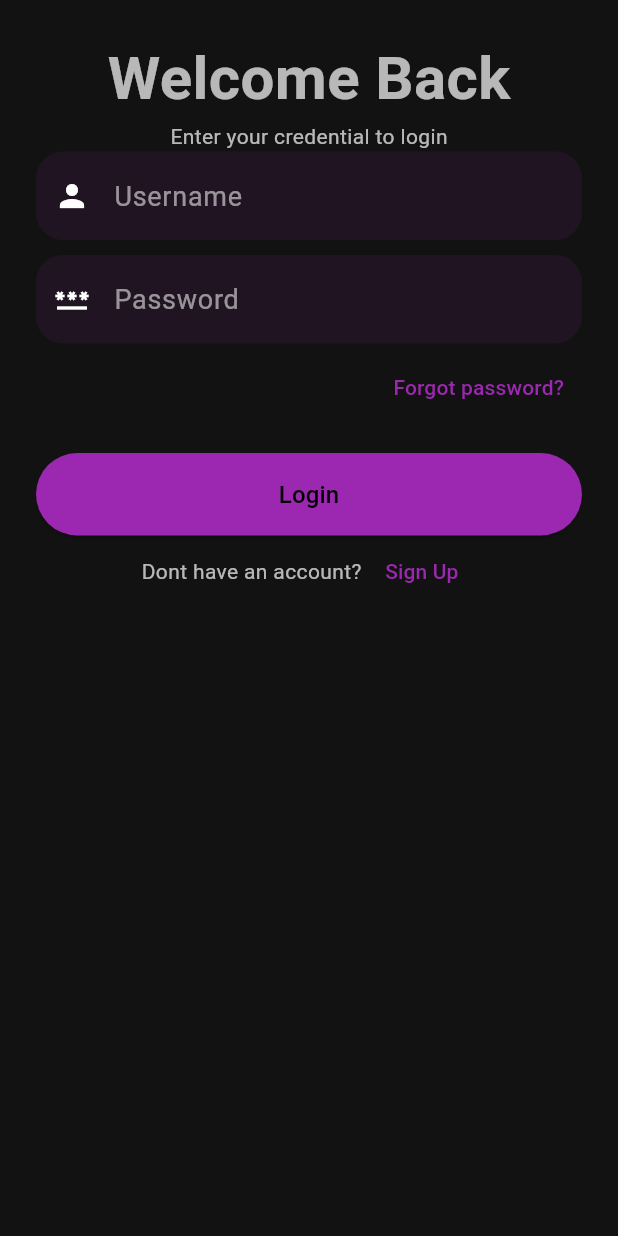
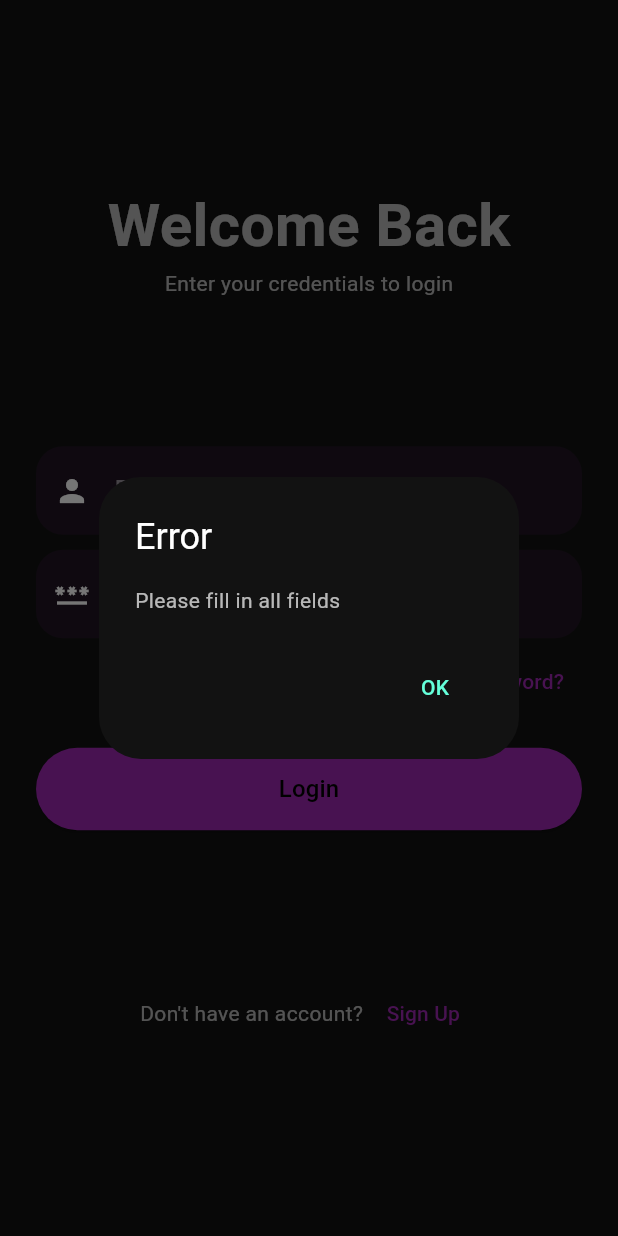
Before and after one commit to aashray374/upasthiti, a Flutter app: the LoginPage screen opened directly, after a tap on "Login", on a phone screen of 412 x 824 dp. Run offline on Flutter 3.47's test engine with Material 3 defaults, Android fonts, the light colour scheme and no system bars; our stand-ins replace shared_preferences, table_calendar; accounts and stored records are empty.

Commit message:
connected student login and signup with backend

```diff
--- /dev/null
+++ b/lib/constants.dart
@@ -0,0 +1,3 @@
+class MyConst{
+  static String baseUrl = "http://<YOUR_IP>:3000";
+}
--- a/lib/main.dart
+++ b/lib/main.dart
@@ -1,5 +1,7 @@
 import 'package:flutter/material.dart';
 import 'package:upasthiti/screens/login.dart';
+import 'package:upasthiti/screens/signup.dart';
+import 'package:upasthiti/screens/student_home.dart';
 import 'package:upasthiti/screens/subject_details_st.dart';
 import 'package:upasthiti/screens/subjects.dart';
 import 'package:upasthiti/screens/upcoming_classes.dart';
@@ -65,7 +67,7 @@ class MyApp extends StatelessWidget {
       debugShowCheckedModeBanner: false,
       themeMode: ThemeMode.dark,
       theme: darkTheme,
-      home: const AllClassesScreen(),
+      home: const SignupPage(),
     );
   }
 }
--- a/lib/screens/login.dart
+++ b/lib/screens/login.dart
@@ -1,14 +1,99 @@
 import 'package:flutter/material.dart';
+import 'package:http/http.dart' as http;
+import 'package:shared_preferences/shared_preferences.dart';
+import 'package:upasthiti/constants.dart';
+import 'dart:convert';
+
 import 'package:upasthiti/screens/signup.dart';
+import 'package:upasthiti/screens/student_home.dart';
 
-class LoginPage extends StatelessWidget {
+class LoginPage extends StatefulWidget {
   const LoginPage({super.key});
+
+  @override
+  State<LoginPage> createState() => _LoginPageState();
+}
+
+class _LoginPageState extends State<LoginPage> {
+  final _enrollmentController = TextEditingController();
+  final _passwordController = TextEditingController();
+  bool _isLoading = false;
+
+  Future<void> _loginStudent() async {
+    final enrollment = _enrollmentController.text.trim();
+    final password = _passwordController.text.trim();
+
+    if (enrollment.isEmpty || password.isEmpty) {
+      _showDialog("Please fill in all fields");
+      return;
+    }
+
+    setState(() {
+      _isLoading = true;
+    });
+
+    final url = Uri.parse("${MyConst.baseUrl}/api/student/login");
+
+    try {
+      final response = await http.post(
+        url,
+        headers: {"Content-Type": "application/json"},
+        body: jsonEncode({
+          "enrollment_no": enrollment,
+          "password": password
+        }),
+      );
+
+      final data = jsonDecode(response.body);
+
+      if (response.statusCode == 200) {
+        final token = data["token"];
+        final name = data["name"];
+
+        final prefs = await SharedPreferences.getInstance();
+        await prefs.setString('token', token);
+        await prefs.setString('enrollment_no', enrollment);
+        await prefs.setString('name', name);
+
+        _showDialog("Welcome $name!", success: true);
+
+        Navigator.pushReplacement(context, MaterialPageRoute(builder: (context)=>const StudentHome()));
+
+      } else {
+        _showDialog(data["error"] ?? "Login failed");
+      }
+    } catch (e) {
+      _showDialog("Something went wrong: $e");
+    }
+
+    setState(() {
+      _isLoading = false;
+    });
+  }
+
+  void _showDialog(String message, {bool success = false}) {
+    showDialog(
+      context: context,
+      builder: (_) => AlertDialog(
+        title: Text(success ? "Success" : "Error"),
+        content: Text(message),
+        actions: [
+          TextButton(
+            onPressed: () => Navigator.pop(context),
+            child: const Text("OK"),
+          )
+        ],
+      ),
+    );
+  }
 
   @override
   Widget build(BuildContext context) {
     return Scaffold(
       body: SingleChildScrollView(
         child: Container(
+          height: MediaQuery.of(context).size.height - 50,
+          width: double.infinity,
           margin: const EdgeInsets.all(24),
           child: Column(
             mainAxisAlignment: MainAxisAlignment.spaceEvenly,
@@ -30,7 +115,7 @@ class LoginPage extends StatelessWidget {
           "Welcome Back",
           style: TextStyle(fontSize: 40, fontWeight: FontWeight.bold),
         ),
-        Text("Enter your credential to login"),
+        Text("Enter your credentials to login"),
       ],
     );
   }
@@ -40,8 +125,9 @@ class LoginPage extends StatelessWidget {
       crossAxisAlignment: CrossAxisAlignment.stretch,
       children: [
         TextField(
+          controller: _enrollmentController,
           decoration: InputDecoration(
-              hintText: "Username",
+              hintText: "Enrollment No.",
               border: OutlineInputBorder(
                   borderRadius: BorderRadius.circular(18),
                   borderSide: BorderSide.none
@@ -52,6 +138,7 @@ class LoginPage extends StatelessWidget {
         ),
         const SizedBox(height: 10),
         TextField(
+          controller: _passwordController,
           decoration: InputDecoration(
             hintText: "Password",
             border: OutlineInputBorder(
@@ -65,18 +152,16 @@ class LoginPage extends StatelessWidget {
         ),
         const SizedBox(height: 5),
         _forgotPassword(context),
-        SizedBox(height: 20,),
+        const SizedBox(height: 20),
         ElevatedButton(
-          onPressed: () {
-          },
+          onPressed: _isLoading ? null : _loginStudent,
           style: ElevatedButton.styleFrom(
             shape: const StadiumBorder(),
             padding: const EdgeInsets.symmetric(vertical: 16),
           ),
-          child: const Text(
-            "Login",
-            style: TextStyle(fontSize: 16),
-          ),
+          child: _isLoading
+              ? const CircularProgressIndicator(color: Colors.white)
+              : const Text("Login", style: TextStyle(fontSize: 16)),
         )
       ],
     );
@@ -100,10 +185,11 @@ class LoginPage extends StatelessWidget {
     return Row(
       mainAxisAlignment: MainAxisAlignment.center,
       children: [
-        const Text("Dont have an account? "),
+        const Text("Don't have an account? "),
         TextButton(
             onPressed: () {
-              Navigator.pushReplacement(context, MaterialPageRoute(builder: (context)=>const SignupPage()));
+              Navigator.pushReplacement(
+                  context, MaterialPageRoute(builder: (context) => const SignupPage()));
             },
             child: const Text("Sign Up", style: TextStyle(color: Colors.purple),)
         )
--- a/pubspec.yaml
+++ b/pubspec.yaml
@@ -28,12 +28,15 @@ environment:
 # the latest version available on pub.dev. To see which dependencies have newer
 # versions available, run `flutter pub outdated`.
 dependencies:
+  http: ^1.4.0
+  table_calendar: ^3.2.0
   flutter:
     sdk: flutter
 
   # The following adds the Cupertino Icons font to your application.
   # Use with the CupertinoIcons class for iOS style icons.
   cupertino_icons: ^1.0.8
+  shared_preferences: ^2.5.3
 
 dev_dependencies:
   flutter_test:
```
Also changed, not shown: lib/screens/signup.dart (+105 -8 lines), lib/screens/student_home.dart (added, +24 -0 lines), pubspec.lock, 1 other file. Lines whose indentation alone changed are shown as unchanged.
